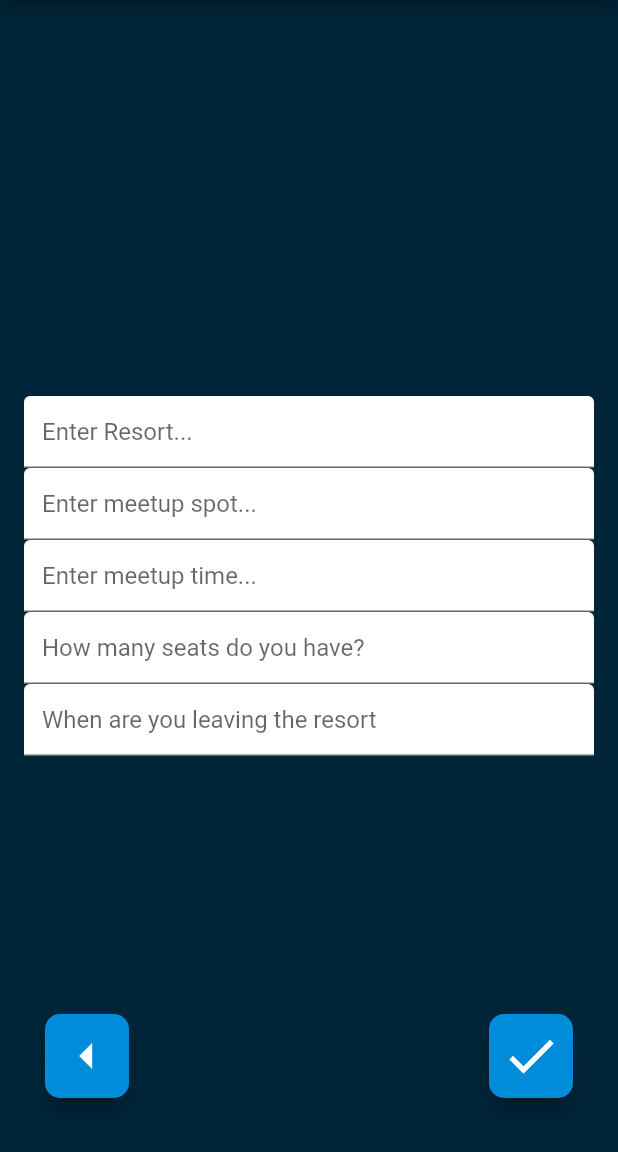
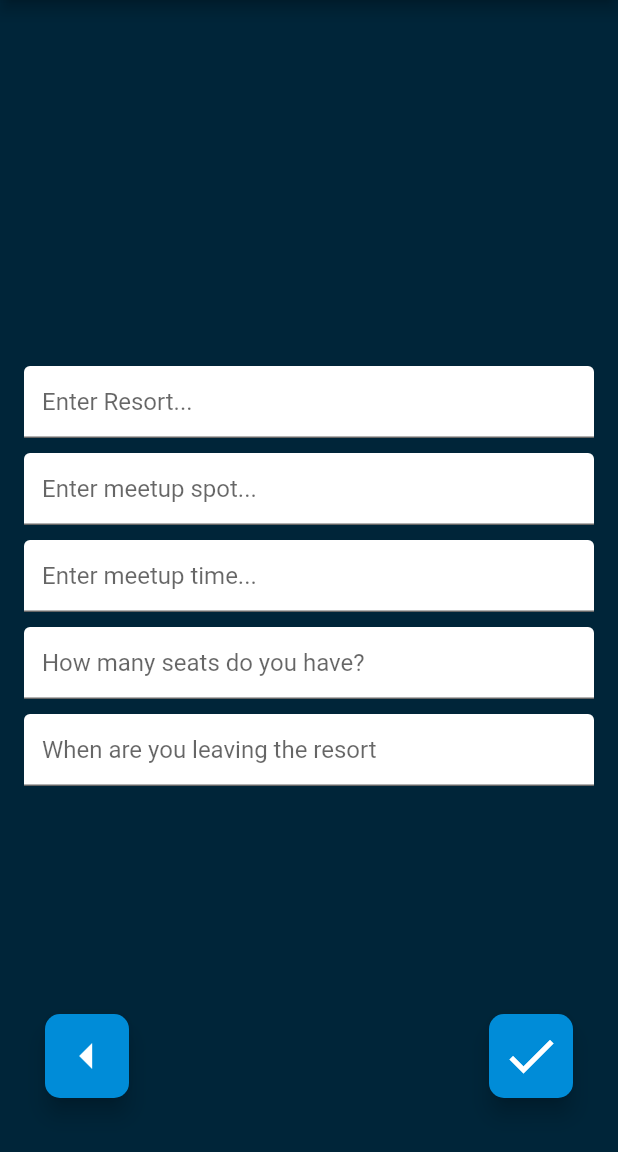
Before and after one commit to Nbbyers/hitch, a Flutter app: the screen it shows once a user with an empty profile is signed in, after a tap on the "directions car" icon, on a phone screen of 412 x 824 dp, the part 84-1236 px from its top. Run offline on Flutter 3.47's test engine with Material 2 defaults, Android fonts, the phone set to English and light mode, and no system bars; our stand-ins replace firebase_auth, firebase_core, google_maps_flutter; accounts and stored records are empty.

Commit message:
12-16-21: Full functionality for assignment + better styling

```diff
--- a/lib/screens/create_ride.dart
+++ b/lib/screens/create_ride.dart
@@ -50,7 +50,9 @@ class _CreateRideState extends State<CreateRidePage> {
         child: Column(
           mainAxisAlignment: MainAxisAlignment.center,
           children: [
-            TextField(
+            Padding(
+              padding: EdgeInsets.fromLTRB(0, 5, 0, 5),
+              child: TextField(
                 onChanged: (value) {
                   destinationResort = value;
                   print(destinationResort);
@@ -61,7 +63,10 @@ class _CreateRideState extends State<CreateRidePage> {
                   filled: true,
                 ),
               ),
-            TextField(
+            ),
+            Padding(
+              padding: EdgeInsets.fromLTRB(0, 5, 0, 5),
+              child: TextField(
                 onChanged: (value) {
                   meetupSpot = value;
                   print(meetupSpot);
@@ -72,7 +77,10 @@ class _CreateRideState extends State<CreateRidePage> {
                   filled: true,
                 ),
               ),
-            TextField(
+            ),
+            Padding(
+              padding: EdgeInsets.fromLTRB(0, 5, 0, 5),
+              child: TextField(
                 onChanged: (value) {
                   meetupTime = value;
                   print(meetupTime);
@@ -83,7 +91,10 @@ class _CreateRideState extends State<CreateRidePage> {
                   filled: true,
                 ),
               ),
-            TextField(
+            ),
+            Padding(
+              padding: EdgeInsets.fromLTRB(0, 5, 0, 5),
+              child: TextField(
                 onChanged: (value) {
                   availableSeats = int.parse(value);
                   print(availableSeats);
@@ -94,7 +105,10 @@ class _CreateRideState extends State<CreateRidePage> {
                   filled: true,
                 ),
               ),
-            TextField(
+            ),
+            Padding(
+              padding: EdgeInsets.fromLTRB(0, 5, 0, 5),
+              child: TextField(
                 onChanged: (value) {
                   returningTime = value;
                   print(returningTime);
@@ -103,6 +117,7 @@ class _CreateRideState extends State<CreateRidePage> {
                   hintText: "When are you leaving the resort",
                   fillColor: Colors.white,
                   filled: true,
+                ),
               ),
             ),
           ],
--- a/lib/screens/current_ride_page.dart
+++ b/lib/screens/current_ride_page.dart
@@ -108,6 +108,7 @@ class CurrentRidePage extends StatelessWidget {
                     ),
                     TextButton(
                       onPressed: () {
+                        mySingleton.riding = false;
                         mySingleton.myUser.myRides.remove(myRide);
                         mySingleton.myUser.myDrives.remove(myRide);
                         Navigator.push(
--- a/lib/screens/dashboard.dart
+++ b/lib/screens/dashboard.dart
@@ -10,6 +10,7 @@ import 'package:lift/screens/browse_rides.dart';
 import 'package:lift/screens/create_ride.dart';
 import 'package:lift/screens/riding_page.dart';
 
+import 'current_ride_page.dart';
 import 'driving_page.dart';
 
 class Dashboard extends StatefulWidget {
@@ -36,7 +37,9 @@ class _DashboardState extends State<Dashboard> {
         //mainAxisAlignment: MainAxisAlignment.spaceEvenly,
         mainAxisSize: MainAxisSize.max,
         children: [
-          Text(
+          Padding(
+            padding: EdgeInsets.fromLTRB(0, 5, 0, 5),
+            child: Text(
               "              My Drives                 ",
               style: TextStyle (
                 backgroundColor: Color.fromRGBO(0, 140, 216, 100),
@@ -44,14 +47,20 @@ class _DashboardState extends State<Dashboard> {
                 color: Colors.white
               ),
             ),
-          SingleChildScrollView(
+          ),
+          Padding(
+            padding: EdgeInsets.fromLTRB(0, 5, 0, 5),
+            child: SingleChildScrollView(
               child: Column(
                 children: [
                   showDrivingList(),
                 ],
               ),
             ),
-          Text(
+          ),
+          Padding(
+            padding: EdgeInsets.fromLTRB(0, 5, 0, 5),
+            child: Text(
               "              My Rides                 ",
               style: TextStyle (
                   backgroundColor: Color.fromRGBO(0, 140, 216, 100),
@@ -59,11 +68,15 @@ class _DashboardState extends State<Dashboard> {
                   color: Colors.white
               ),
             ),
-          SingleChildScrollView(
+          ),
+          Padding(
+            padding: EdgeInsets.fromLTRB(0, 5, 0, 5),
+            child: SingleChildScrollView(
               child: Column(
                 children: [
                   showRideList(),
                 ],
+              ),
             ),
           ),
         ],
@@ -93,6 +106,7 @@ class _DashboardState extends State<Dashboard> {
               ),
             ),
           ),
+          showCurrentRideButton(),
           Positioned(
             bottom: 20,
             right: 30,
@@ -123,7 +137,38 @@ class _DashboardState extends State<Dashboard> {
   }
 
 
-
+  Widget showCurrentRideButton()
+  {
+    if (mySingleton.myUser == null) {
+      mySingleton.myUser = new UserModel();
+    }
+    if (mySingleton.riding == true) {
+      return Positioned(
+        left: 170,
+        bottom: 20,
+        child: FloatingActionButton(
+          backgroundColor: Color.fromRGBO(0, 140, 216, 100),
+          heroTag: 'viewRide',
+          onPressed: () {
+            Navigator.push(
+              context,
+              MaterialPageRoute(builder: (context) => CurrentRidePage(mySingleton.currentRide)),
+            );
+          },
+          child: Icon(
+            Icons.map_outlined,
+            size: 40,
+          ),
+          shape: RoundedRectangleBorder(
+            borderRadius: BorderRadius.circular(10),
+          ),
+        ),
+      );
+    }
+    else {
+      return SizedBox.shrink();
+    }
+  }
 
 
   Widget showDrivingList()
@@ -176,7 +221,7 @@ class _DashboardState extends State<Dashboard> {
     } else {
       return Center(
         child: Text(
-          "    You don't have any drives    ",
+          " You don't have any drives ",
           textAlign: TextAlign.center,
           style: TextStyle(
               fontSize: 22.0,
@@ -239,7 +284,7 @@ class _DashboardState extends State<Dashboard> {
     } else {
       return Center(
         child: Text(
-          "      You don't have any rides      ",
+          " You don't have any rides ",
           textAlign: TextAlign.center,
           style: TextStyle(
             fontSize: 22.0,
--- a/lib/screens/login_page.dart
+++ b/lib/screens/login_page.dart
@@ -32,6 +32,7 @@ class _LoginPageState extends State<LoginPage> {
     try {
       mySingleton.myUser =  new UserModel();
       mySingleton.myUser.username = _email;
+      mySingleton.myUser.name = "Nate";
       UserCredential userCredential = await FirebaseAuth
           .instance
           .signInWithEmailAndPassword(email: _email, password: _password);
@@ -85,7 +86,9 @@ class _LoginPageState extends State<LoginPage> {
               mainAxisSize: MainAxisSize.max,
               mainAxisAlignment: MainAxisAlignment.spaceBetween,
               children: [
-                TextField(
+                Padding(
+                  padding: EdgeInsets.all(10),
+                  child: TextField(
                     onChanged: (value) {
                       _email = value;
                       print(_email);
@@ -96,7 +99,10 @@ class _LoginPageState extends State<LoginPage> {
                       hintText: "Enter email...",
                     ),
                   ),
-                TextField(
+                ),
+                Padding(
+                  padding: EdgeInsets.all(10),
+                  child: TextField(
                     onChanged: (value) {
                       _password = value;
                       print(_password);
@@ -105,6 +111,7 @@ class _LoginPageState extends State<LoginPage> {
                         fillColor: Colors.white,
                         filled: true,
                         hintText: "Enter password..."
+                    ),
                   ),
                 ),
               ],
```
Also changed, not shown: lib/screens/browse_rides.dart (+9 -6 lines), lib/screens/driving_page.dart (+44 -9 lines), lib/screens/ride_view_page.dart (+17 -5 lines), lib/screens/riding_page.dart (+38 -4 lines), pubspec.yaml (+4 -4 lines), lib/images/mtn.png (added). Lines whose indentation alone changed are shown as unchanged.
